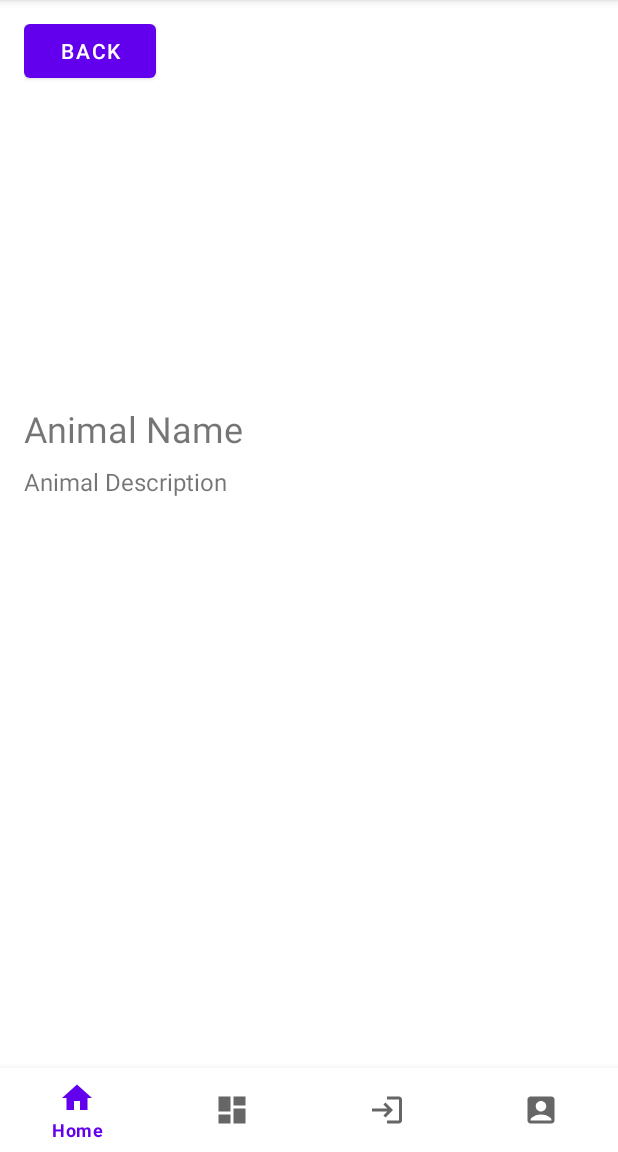
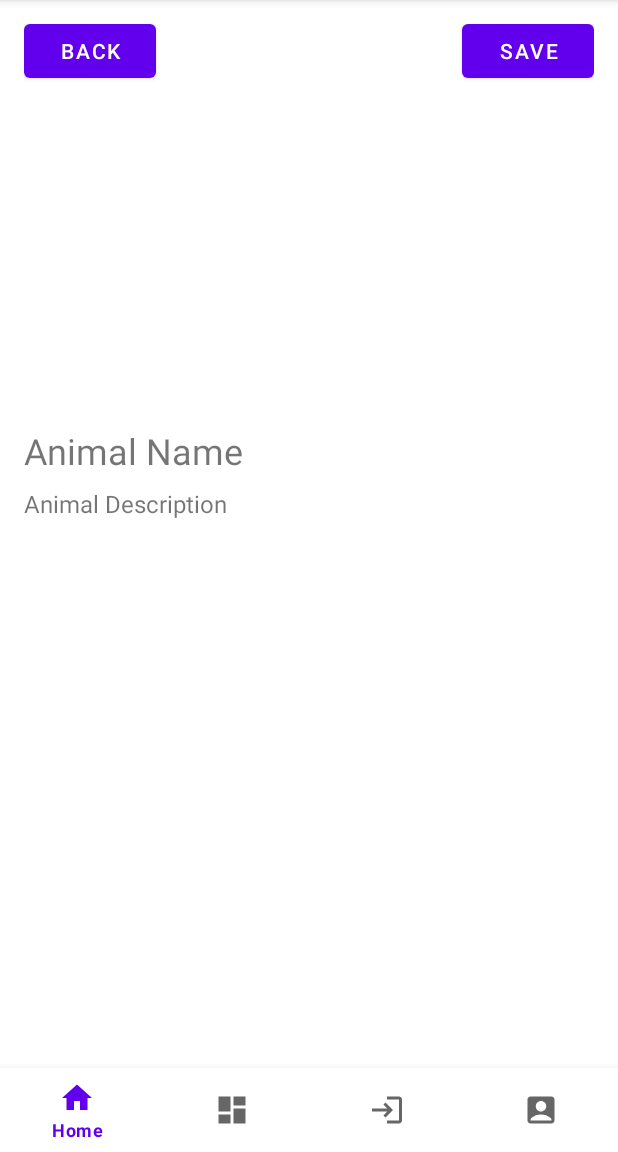
Before and after one commit to Oscar-Mallen/AnimalAlmanacVersion1, an Android app: the AnimalDetailFragment screen opened through its navigation route, on a phone screen of 412 x 824 dp, the part 84-1236 px from its top. Run offline under Robolectric (Android 15) with nearby library versions, the phone set to English and light mode, and no system bars; our stand-ins replace navigation-ui.

Commit message:
save button for animal page

```diff
--- a/app/src/main/res/layout/fragment_animal_detail.xml
+++ b/app/src/main/res/layout/fragment_animal_detail.xml
@@ -4,6 +4,10 @@
     android:layout_height="match_parent"
     android:orientation="vertical"
     android:padding="16dp">
+
+    <RelativeLayout
+        android:layout_width="match_parent"
+        android:layout_height="60dp">
 
         <Button
             android:id="@+id/navigateToHomeButton"
@@ -13,8 +17,18 @@
             android:layout_alignParentTop="true"
             android:layout_marginTop="-6dp"
             android:layout_marginBottom="3dp"
+            android:text="Back" />
 
-        android:text="Back" />
+        <Button
+            android:id="@+id/saveButton"
+            android:layout_width="wrap_content"
+            android:layout_height="wrap_content"
+            android:layout_alignParentTop="true"
+            android:layout_alignParentEnd="true"
+            android:layout_marginTop="-6dp"
+            android:layout_marginBottom="3dp"
+            android:text="Save" />
+    </RelativeLayout>
 
     <ImageView
         android:id="@+id/animal_image_detail"
```
Lines whose indentation alone changed are shown as unchanged.
